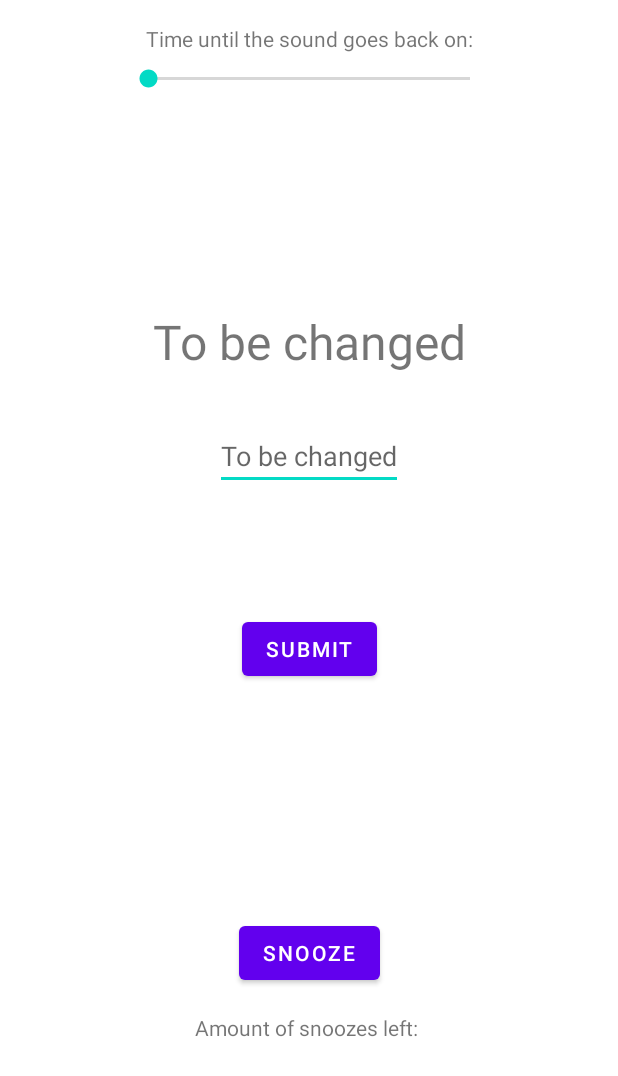
After one commit to divi0001/Alarm, an Android app: the layout activity_active_math.xml on its own in the app's theme, with its tools: preview values and no code run, on a phone screen of 412 x 824 dp. The commit adds this screen. Shown: the top 1076 px of the screen. Run offline under Robolectric (Android 15) with nearby library versions, the phone set to English and light mode, and no system bars; Roboto replaces fonts that are not available here.

Commit message:
added activities for each type that needed its turnoff methods own implementation, alarm do go off now, removed broadcast of turnus, todo to calc this into the alarm in future, todo also check if any weekDay is set, otherwise, infinite loop, added a math/passphrase method layout and the start of the implementation, aswell as a few keys for storing settings and handling sound stuff. Also reworked the sound a bit, though todo switch back to mediaplayer, when in solving mode

```diff
--- a/app/src/main/java/com/example/alarm/ActiveAlarmActivity.java
+++ b/app/src/main/java/com/example/alarm/ActiveSudokuActivity.java
@@ -4,11 +4,11 @@ import androidx.appcompat.app.AppCompatActivity;
 
 import android.os.Bundle;
 
-public class ActiveAlarmActivity extends AppCompatActivity {
+public class ActiveSudokuActivity extends AppCompatActivity {
 
     @Override
     protected void onCreate(Bundle savedInstanceState) {
         super.onCreate(savedInstanceState);
-        setContentView(R.layout.activity_active_alarm);
+        setContentView(R.layout.activity_active_sudoku);
     }
 }
--- a/app/src/main/java/com/example/alarm/Alarm.java
+++ b/app/src/main/java/com/example/alarm/Alarm.java
@@ -25,7 +25,6 @@ public class Alarm implements java.io.Serializable  {
     private boolean[] weekDays;
     private ArrayList<AlarmMethod> mQueue = new ArrayList<>();
     private ArrayList<AlarmLevel> lQueue = new ArrayList<>();
-    AlarmManager alarmManager; //the alarmManager responsible for setting the turnusToggle and dateOfToggle
 
 
     public Alarm(CharSequence t, int id, String soundPath, boolean isActive, boolean[] weekDays, boolean snoozable, String label,
--- a/app/src/main/java/com/example/alarm/AlarmMgr.java
+++ b/app/src/main/java/com/example/alarm/AlarmMgr.java
@@ -63,9 +63,7 @@ public class AlarmMgr {
 
         }
 
-        if(alarm.alarmManager != null){
-            alarm.alarmManager.cancel(PendingIntent.getBroadcast(context, 0 , new Intent("com.example.alarm.IntentAction.RECEIVE_TURNUS_UPDATE"), PendingIntent.FLAG_IMMUTABLE));
-        }
+
 
 
         Intent bI = new Intent("com.example.alarm.IntentAction.RECEIVE_TURNUS_UPDATE");
@@ -77,7 +75,6 @@ public class AlarmMgr {
 
 
 
-        alarm.alarmManager = am;
         DBHelper db = new DBHelper(context, "Database.db");
         db.saveAlarmToDB(alarm, true);
 
--- a/app/src/main/java/com/example/alarm/TurnusBroadcastReceiver.java
+++ b/app/src/main/java/com/example/alarm/TurnusBroadcastReceiver.java
@@ -37,7 +37,6 @@ public class TurnusBroadcastReceiver extends BroadcastReceiver {
             //todo waaaay later, try to make this able to also work, when ScheduleExactAlarm Permission is revoked
 
             am.setExactAndAllowWhileIdle(AlarmManager.RTC, System.currentTimeMillis() + (alarm.getTurnus()* 24L*3600*1000), pi);
-            alarm.alarmManager = am;
 
             db.saveAlarmToDB(alarm, true);
 
--- /dev/null
+++ b/app/src/main/res/layout/activity_active_math.xml
@@ -0,0 +1,114 @@
+<?xml version="1.0" encoding="utf-8"?>
+<androidx.constraintlayout.widget.ConstraintLayout xmlns:android="http://schemas.android.com/apk/res/android"
+    xmlns:app="http://schemas.android.com/apk/res-auto"
+    xmlns:tools="http://schemas.android.com/tools"
+    android:layout_width="match_parent"
+    android:layout_height="match_parent"
+    tools:context=".ActiveMathActivity">
+
+
+    <TextView
+        android:id="@+id/txtMathTask"
+        android:layout_width="wrap_content"
+        android:layout_height="wrap_content"
+        android:text="@string/to_be_changed"
+        android:textSize="32sp"
+        app:layout_constraintEnd_toEndOf="parent"
+        app:layout_constraintStart_toStartOf="parent"
+        app:layout_constraintTop_toTopOf="@+id/guideline" />
+
+    <EditText
+        android:id="@+id/editMathAnswer"
+        android:layout_width="wrap_content"
+        android:layout_height="wrap_content"
+        android:layout_marginTop="32dp"
+        android:autofillHints=""
+        android:hint="@string/to_be_changed"
+        android:inputType="number"
+        app:layout_constraintEnd_toEndOf="parent"
+        app:layout_constraintStart_toStartOf="parent"
+        app:layout_constraintTop_toBottomOf="@+id/txtMathTask" />
+
+    <Button
+        android:id="@+id/btnSubmitMathAnswer"
+        android:layout_width="wrap_content"
+        android:layout_height="wrap_content"
+        android:text="@string/submit"
+        app:layout_constraintBottom_toTopOf="@+id/guideline5"
+        app:layout_constraintTop_toBottomOf="@id/guideline"
+        app:layout_constraintEnd_toEndOf="parent"
+        app:layout_constraintStart_toStartOf="parent" />
+
+    <Button
+        android:id="@+id/btnMathSnooze"
+        android:layout_width="wrap_content"
+        android:layout_height="wrap_content"
+        android:text="@string/snooze"
+        app:layout_constraintBottom_toTopOf="@id/guideline5"
+        app:layout_constraintEnd_toEndOf="parent"
+        app:layout_constraintStart_toStartOf="parent"/>
+
+    <TextView
+        android:layout_width="wrap_content"
+        android:layout_height="wrap_content"
+        android:id="@+id/txtMathSnoozesLeft"
+        app:layout_constraintTop_toBottomOf="@+id/btnMathSnooze"
+        app:layout_constraintEnd_toEndOf="parent"
+        app:layout_constraintStart_toStartOf="parent"
+        android:layout_marginTop="16dp"
+        android:text="@string/snooze_amount_left"/>
+
+    <androidx.constraintlayout.widget.Guideline
+        android:id="@+id/guideline"
+        android:layout_width="wrap_content"
+        android:layout_height="wrap_content"
+        android:orientation="horizontal"
+        app:layout_constraintGuide_percent="0.25" />
+
+    <androidx.constraintlayout.widget.Guideline
+        android:id="@+id/guideline5"
+        android:layout_width="wrap_content"
+        android:layout_height="wrap_content"
+        android:orientation="horizontal"
+        app:layout_constraintGuide_percent="0.8" />
+
+
+    <TextView
+        android:id="@+id/txtTimeUntilMathSound"
+        android:layout_width="wrap_content"
+        android:layout_height="wrap_content"
+        android:text="@string/sleepProgressBarExplanation"
+        app:layout_constraintStart_toStartOf="parent"
+        app:layout_constraintEnd_toEndOf="parent"
+        app:layout_constraintTop_toTopOf="parent"
+        android:layout_marginTop="16dp"/>
+
+
+    <SeekBar
+        android:id="@+id/seekProgressBarMath"
+        android:layout_width="0dp"
+        android:layout_height="wrap_content"
+        android:progress="0"
+        app:layout_constraintEnd_toEndOf="@id/guideline7"
+        app:layout_constraintStart_toStartOf="@id/guideline6"
+        app:layout_constraintTop_toBottomOf="@+id/txtTimeUntilMathSound"
+        android:layout_marginTop="8dp"/>
+
+
+
+    <androidx.constraintlayout.widget.Guideline
+        android:id="@+id/guideline6"
+        android:layout_width="wrap_content"
+        android:layout_height="wrap_content"
+        android:orientation="vertical"
+        app:layout_constraintGuide_percent="0.2" />
+
+    <androidx.constraintlayout.widget.Guideline
+        android:id="@+id/guideline7"
+        android:layout_width="wrap_content"
+        android:layout_height="wrap_content"
+        android:orientation="vertical"
+        app:layout_constraintGuide_percent="0.8" />
+
+
+</androidx.constraintlayout.widget.ConstraintLayout>
--- a/app/src/main/res/values/strings.xml
+++ b/app/src/main/res/values/strings.xml
@@ -236,6 +236,12 @@
     </string-array>
     <string name="turnusText">Set a turnus (in days):</string>
     <string name="explain_empty_turnus">Leave empty for no turnus</string>
+    <string name="submit">Submit</string>
+    <string name="sleepProgressBarExplanation">Time until the sound goes back on:</string>
+    <string name="snooze">Snooze</string>
+    <string name="snooze_amount_left">"Amount of snoozes left: "</string>
+    <string name="active_alarm_progress_key">com.example.alarm.ACTIVE_ALARM_PROGRESS_KEY</string>
+    <string name="settings_key">com.example.alarm.MAIN_SETTINGS_KEY</string>
 
 
 </resources>
```
Also changed, not shown: app/src/main/AndroidManifest.xml (+20 -6 lines), app/src/main/java/com/example/alarm/ActiveLocationActivity.java (added, +14 -0 lines), app/src/main/java/com/example/alarm/ActiveMathActivity.java (added, +147 -0 lines), app/src/main/java/com/example/alarm/ActiveMemoryActivity.java (added, +14 -0 lines), app/src/main/java/com/example/alarm/ActiveQRBarActivity.java (added, +14 -0 lines), app/src/main/java/com/example/alarm/ActiveTapOffActivity.java (added, +14 -0 lines), app/src/main/java/com/example/alarm/AlarmOverViewActivity.java (+1 -11 lines), app/src/main/java/com/example/alarm/AlarmReceiver.java (+68 -34 lines), app/src/main/java/com/example/alarm/PendingAlarm.java (deleted, +0 -60 lines), app/src/main/res/layout/activity_active_location.xml (added, +9 -0 lines), app/src/main/res/layout/activity_active_memory.xml (added, +9 -0 lines), app/src/main/res/layout/activity_active_qrbar.xml (added, +9 -0 lines), app/src/main/res/layout/activity_active_sudoku.xml (added, +13 -0 lines), app/src/main/res/layout/activity_active_tap_off.xml (added, +9 -0 lines).
